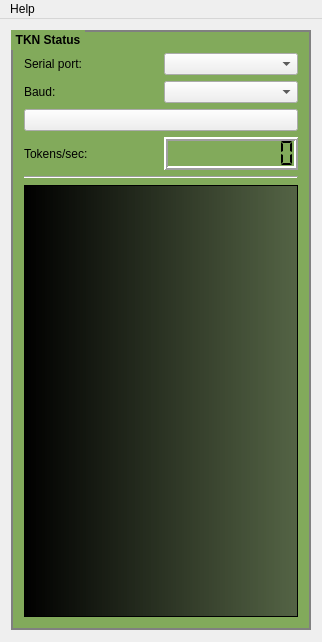
First picture: the form in PC/gui/TKN_Window.ui, repository chrispap/TKN, before the edit.
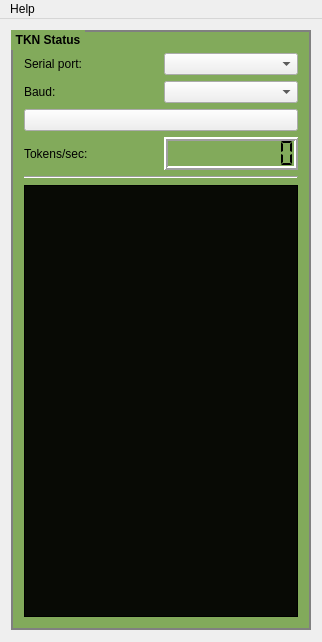
Second picture: the form after the edit. Icons and pictures are not drawn.

Diff of the .ui file:
```diff
--- a/PC/gui/TKN_Window.ui
+++ b/PC/gui/TKN_Window.ui
@@ -40,10 +40,12 @@
 }
 
 QTextEdit { 
-	background-color: qlineargradient(spread:pad, x1:0, y1:0, x2:1, y2:0, stop:0 rgba(0, 0, 0, 255), stop:1 rgba(55, 55, 55, 155));
+	background-color: rgba(0, 0, 0, 240); 
     color: rgb(0,250,0);
     font: 9pt;
-}</string>
+}
+/*qlineargradient(spread:pad, x1:0, y1:0, x2:1, y2:0, stop:0 rgba(0, 0, 0, 255), stop:1 rgba(55, 55, 55, 155));*/
+</string>
   </property>
   <property name="toolButtonStyle">
    <enum>Qt::ToolButtonIconOnly</enum>
```
